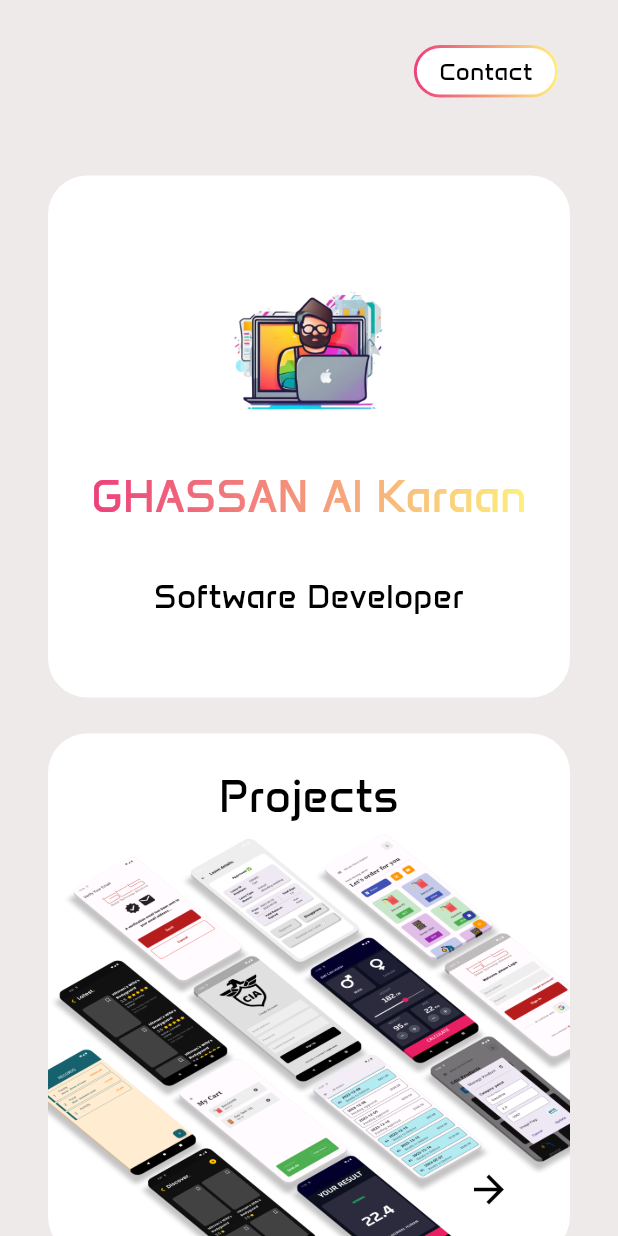
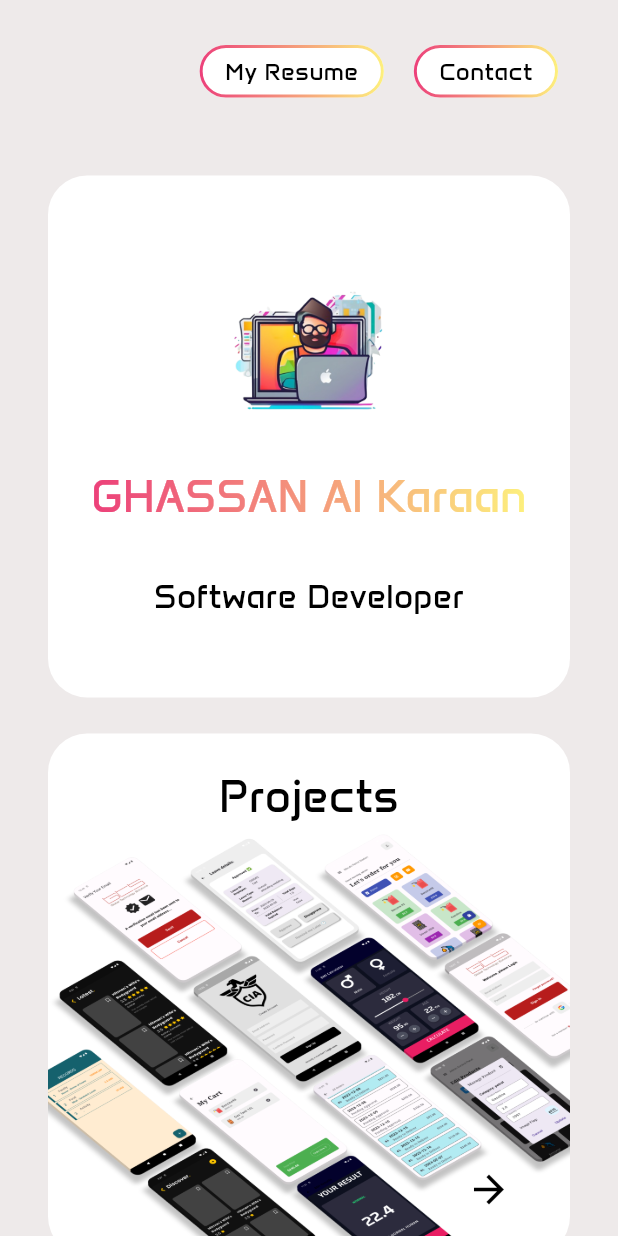
Before and after one commit to GhassanAlKaraan/portfolio, a Flutter app: the screen it shows after launch, on a phone screen of 412 x 824 dp. Run offline on Flutter 3.47's test engine with Material 3 defaults, Android fonts, the phone set to English and light mode, and no system bars; our stand-ins replace flutter_svg, gradient_borders; network calls fail.

Commit message:
fixed bugs

```diff
--- a/lib/main.dart
+++ b/lib/main.dart
@@ -11,8 +11,9 @@ class MainApp extends StatelessWidget {
   @override
   Widget build(BuildContext context) {
     return const MaterialApp(
+      title: "Ghassan's Portfolio",
       debugShowCheckedModeBanner: false,
-      home: HomePage(),
+      home: HomePage()
     );
   }
 }
--- a/lib/resources/constants.dart
+++ b/lib/resources/constants.dart
@@ -82,6 +82,7 @@ const String myTitle = 'Software Developer';
 const String linkedinUrl = 'https://www.linkedin.com/in/ghassan-alkaraan';
 const String githubUrl = 'https://github.com/GhassanAlKaraan';
 const String emailUrl = 'mailto:ghass.karaan@gmail.com';
+const String resumeUrl = 'https://drive.google.com/file/d/1iEt3iOnuIHb7egvlZtm4o6NWUhqXsAMJ/view';
 const String figmaUrl = 'https://www.figma.com/file/L5vY52RBTsRcHnGdV34Lhn/Screenshots';
 const String instaPageUrl = 'https://www.instagram.com/flutterleb/';
 
--- a/lib/responsive/desktop_scaffold.dart
+++ b/lib/responsive/desktop_scaffold.dart
@@ -22,7 +22,7 @@ class DesktopScaffold extends StatelessWidget {
   Widget build(BuildContext context) {
     final size = MediaQuery.of(context).size.width;
     double extra = size - 500;
-    double padding = mobileScaffoldSizePadding + extra / 4;
+    double padding = mobileScaffoldSizePadding + extra / 3; // change the value /3 if desired
     return Scaffold(
         backgroundColor: ColorManager.background,
         body: Padding(
@@ -39,7 +39,7 @@ class DesktopScaffold extends StatelessWidget {
                 const SizedBox(height: 15),
                 const SizedBox(
                     width: double.infinity,
-                    child: AspectRatio(aspectRatio: 2, child: TitleCard())), //*
+                    child: AspectRatio(aspectRatio: 2.4, child: TitleCard())), //*
                 AspectRatio(
                   aspectRatio: 2,
                   child: Row(
@@ -50,7 +50,7 @@ class DesktopScaffold extends StatelessWidget {
                   ),
                 ), //*
                 const SizedBox(
-                    child: AspectRatio(aspectRatio: 2, child: JobsCard())), //*
+                    child: AspectRatio(aspectRatio: 2.5, child: JobsCard())), //*
                 const AspectRatio(
                   aspectRatio: 1,
                   child: Row(
@@ -81,6 +81,7 @@ class DesktopScaffold extends StatelessWidget {
                     child: SizedBox(
                       width: cardSquareSide,
                       child: GridView(
+                        physics: const NeverScrollableScrollPhysics(),
                         gridDelegate:
                             const SliverGridDelegateWithFixedCrossAxisCount(
                                 crossAxisCount: 2),
--- a/lib/widgets/contact_row.dart
+++ b/lib/widgets/contact_row.dart
@@ -1,6 +1,7 @@
 import 'package:flutter/material.dart';
 import 'package:my_portfolio/resources/constants.dart';
 import 'package:my_portfolio/widgets/contact_button.dart';
+import 'package:my_portfolio/widgets/resume_button.dart';
 
 class ContactRow extends StatelessWidget {
   const ContactRow({
@@ -11,10 +12,14 @@ class ContactRow extends StatelessWidget {
   Widget build(BuildContext context) {
     return const Row(
       mainAxisAlignment: MainAxisAlignment.end,
-      children: [Padding(
-        padding: EdgeInsets.only(right: mobileScaffoldSizePadding),
-        child: ContactButton(),
-      )],
+      children: [
+        ResumeButton(),
+        SizedBox(width: 20),
+        Padding(
+          padding: EdgeInsets.only(right: mobileScaffoldSizePadding),
+          child: ContactButton(),
+        ),
+      ],
     );
   }
 }
--- a/lib/widgets/dbs_card.dart
+++ b/lib/widgets/dbs_card.dart
@@ -41,6 +41,7 @@ class MyGridViewBuilder extends StatelessWidget {
   @override
   Widget build(BuildContext context) {
     return GridView.builder(
+      physics: const NeverScrollableScrollPhysics(),
       gridDelegate: const SliverGridDelegateWithFixedCrossAxisCount(
         crossAxisCount: 3,
         mainAxisSpacing: 15.0, // Vertical spacing between items
--- a/lib/widgets/langs_card.dart
+++ b/lib/widgets/langs_card.dart
@@ -39,6 +39,7 @@ class MyGridViewBuilder extends StatelessWidget {
   @override
   Widget build(BuildContext context) {
     return GridView.builder(
+      physics: const NeverScrollableScrollPhysics(),
       gridDelegate: const SliverGridDelegateWithFixedCrossAxisCount(
         crossAxisCount: 3, // 4 items per row
         mainAxisSpacing: 15.0, // Vertical spacing between items
--- /dev/null
+++ b/lib/widgets/resume_button.dart
@@ -0,0 +1,64 @@
+import 'package:flutter/material.dart';
+import 'package:gradient_borders/box_borders/gradient_box_border.dart';
+import 'package:my_portfolio/resources/constants.dart';
+import 'package:my_portfolio/resources/style_manager.dart';
+import 'package:url_launcher/url_launcher.dart';
+
+class ResumeButton extends StatefulWidget {
+  const ResumeButton({super.key});
+
+  @override
+  State<ResumeButton> createState() => _ResumeButtonState();
+}
+
+class _ResumeButtonState extends State<ResumeButton> {
+  bool isHover = false;
+
+  final Uri _resume = Uri.parse(resumeUrl);
+
+  Future<void> _launchResume() async {
+    if (!await launchUrl(_resume)) {
+      throw Exception('Could not launch $_resume');
+    }
+  }
+
+  @override
+  Widget build(BuildContext context) {
+    return AnimatedContainer(
+      height: 90,
+      duration: const Duration(milliseconds: 200),
+      padding: EdgeInsets.only(
+          top: (isHover) ? 25 : 30.0, bottom: !(isHover) ? 25 : 30),
+      child: InkWell(
+        overlayColor: MaterialStateProperty.all(Colors.transparent),
+        onTap: _launchResume,
+        child: Container(
+          decoration: BoxDecoration(
+              borderRadius: BorderRadius.circular(90),
+              //border: Border.all(width: 2, color: Colors.black),
+              border: GradientBoxBorder(
+                  width: 2,
+                  gradient: myGradient),
+              color: Colors.white),
+          child: Center(
+            child: Row(
+              children: [
+                const SizedBox(width: 15),
+                Text(
+                  "My Resume",
+                  style: StyleManager.contactButton,
+                ),
+                const SizedBox(width: 15),
+              ],
+            ),
+          ),
+        ),
+        onHover: (val) {
+          setState(() {
+            isHover = val;
+          });
+        },
+      ),
+    );
+  }
+}
--- a/lib/widgets/tools_card.dart
+++ b/lib/widgets/tools_card.dart
@@ -42,6 +42,7 @@ class MyGridViewBuilder extends StatelessWidget {
   Widget build(BuildContext context) {
     final double size = MediaQuery.of(context).size.width;
     return GridView.builder(
+      physics: const NeverScrollableScrollPhysics(),
       gridDelegate: SliverGridDelegateWithFixedCrossAxisCount(
         crossAxisCount: size >= 500 ? 2 : 3,
         mainAxisSpacing: 15.0, // Vertical spacing between items
```
Also changed, not shown: lib/resources/theme/dark_theme.dart (added), lib/resources/theme/light_theme.dart (added), 1 other file.
